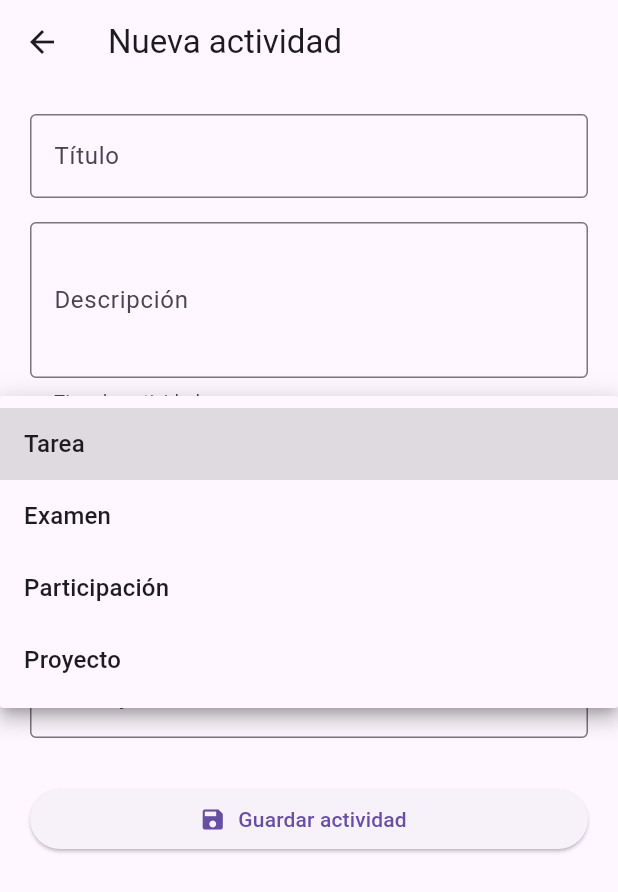
After one commit to kevinmz2/tesis_software, a Flutter app: the ActividadFormScreen screen opened directly, after a tap on "Tarea", on a phone screen of 412 x 824 dp. The commit adds this screen. Shown: the top 892 px of the screen. Run offline on Flutter 3.47's test engine with Material 3 defaults, Android fonts, the phone set to English and light mode, and no system bars; our stand-ins replace cloud_firestore, firebase_auth, firebase_core, hive, hive_flutter; accounts and stored records are empty.

Commit message:
cambios en actividades

```diff
--- /dev/null
+++ b/lib/features/docente/models/actividad_model.dart
@@ -0,0 +1,37 @@
+import 'package:hive/hive.dart';
+
+part 'actividad_model.g.dart';
+
+@HiveType(typeId: 7)
+class Actividad extends HiveObject {
+  @HiveField(0)
+  final String id;
+
+  @HiveField(1)
+  final String asignaturaId;
+
+  @HiveField(2)
+  final String titulo;
+
+  @HiveField(3)
+  final String descripcion;
+
+  @HiveField(4)
+  final String tipo; // tarea | examen | participacion | proyecto
+
+  @HiveField(5)
+  final String fecha;
+
+  @HiveField(6)
+  final double puntajeMaximo;
+
+  Actividad({
+    required this.id,
+    required this.asignaturaId,
+    required this.titulo,
+    required this.descripcion,
+    required this.tipo,
+    required this.fecha,
+    required this.puntajeMaximo,
+  });
+}
--- /dev/null
+++ b/lib/features/docente/screens/actividad_detail_screen.dart
@@ -0,0 +1,84 @@
+import 'package:flutter/material.dart';
+
+class ActividadDetailScreen extends StatelessWidget {
+  final Map<String, dynamic> actividad;
+
+  const ActividadDetailScreen({
+    super.key,
+    required this.actividad,
+  });
+
+  String _tipoTexto(String tipo) {
+    switch (tipo) {
+      case 'tarea':
+        return 'Tarea';
+      case 'examen':
+        return 'Examen';
+      case 'participacion':
+        return 'Participación';
+      case 'proyecto':
+        return 'Proyecto';
+      default:
+        return tipo;
+    }
+  }
+
+  @override
+  Widget build(BuildContext context) {
+    final titulo = (actividad['titulo'] ?? '').toString();
+    final descripcion = (actividad['descripcion'] ?? '').toString();
+    final tipo = _tipoTexto((actividad['tipo'] ?? '').toString());
+    final fecha = (actividad['fecha'] ?? '').toString();
+    final puntajeMaximo = (actividad['puntajeMaximo'] ?? '').toString();
+
+    return Scaffold(
+      appBar: AppBar(
+        title: const Text('Detalle de Actividad'),
+        leading: IconButton(
+          icon: const Icon(Icons.arrow_back),
+          onPressed: () => Navigator.pop(context),
+        ),
+      ),
+      body: Padding(
+        padding: const EdgeInsets.all(20),
+        child: Column(
+          crossAxisAlignment: CrossAxisAlignment.start,
+          children: [
+            _item('Título', titulo),
+            _item(
+              'Descripción',
+              descripcion.isEmpty ? 'Sin descripción' : descripcion,
+            ),
+            _item('Tipo', tipo),
+            _item('Fecha', fecha),
+            _item('Puntaje máximo', puntajeMaximo),
+          ],
+        ),
+      ),
+    );
+  }
+
+  Widget _item(String label, String value) {
+    return Padding(
+      padding: const EdgeInsets.only(bottom: 16),
+      child: Column(
+        crossAxisAlignment: CrossAxisAlignment.start,
+        children: [
+          Text(
+            label,
+            style: const TextStyle(
+              fontWeight: FontWeight.bold,
+              color: Colors.black54,
+            ),
+          ),
+          const SizedBox(height: 4),
+          Text(
+            value,
+            style: const TextStyle(fontSize: 16),
+          ),
+          const Divider(),
+        ],
+      ),
+    );
+  }
+}
--- /dev/null
+++ b/lib/features/docente/screens/actividad_form_screen.dart
@@ -0,0 +1,213 @@
+import 'package:flutter/material.dart';
+
+class ActividadFormScreen extends StatefulWidget {
+  final Map<String, dynamic>? actividad;
+
+  const ActividadFormScreen({
+    super.key,
+    this.actividad,
+  });
+
+  @override
+  State<ActividadFormScreen> createState() => _ActividadFormScreenState();
+}
+
+class _ActividadFormScreenState extends State<ActividadFormScreen> {
+  final _formKey = GlobalKey<FormState>();
+
+  final _tituloController = TextEditingController();
+  final _descripcionController = TextEditingController();
+  final _puntajeMaximoController = TextEditingController();
+
+  String _tipoSeleccionado = 'tarea';
+  DateTime _fechaSeleccionada = DateTime.now();
+
+  @override
+  void initState() {
+    super.initState();
+
+    if (widget.actividad != null) {
+      _tituloController.text = (widget.actividad!['titulo'] ?? '').toString();
+      _descripcionController.text =
+          (widget.actividad!['descripcion'] ?? '').toString();
+      _puntajeMaximoController.text =
+          (widget.actividad!['puntajeMaximo'] ?? '').toString();
+      _tipoSeleccionado = (widget.actividad!['tipo'] ?? 'tarea').toString();
+
+      final fechaTexto = (widget.actividad!['fecha'] ?? '').toString();
+      if (fechaTexto.isNotEmpty) {
+        try {
+          _fechaSeleccionada = DateTime.parse(fechaTexto);
+        } catch (_) {}
+      }
+    }
+  }
+
+  @override
+  void dispose() {
+    _tituloController.dispose();
+    _descripcionController.dispose();
+    _puntajeMaximoController.dispose();
+    super.dispose();
+  }
+
+  String _formatearFecha(DateTime fecha) {
+    final year = fecha.year.toString();
+    final month = fecha.month.toString().padLeft(2, '0');
+    final day = fecha.day.toString().padLeft(2, '0');
+    return '$year-$month-$day';
+  }
+
+  Future<void> _seleccionarFecha() async {
+    final picked = await showDatePicker(
+      context: context,
+      initialDate: _fechaSeleccionada,
+      firstDate: DateTime(2024),
+      lastDate: DateTime(2035),
+    );
+
+    if (picked != null) {
+      setState(() {
+        _fechaSeleccionada = picked;
+      });
+    }
+  }
+
+  void _guardar() {
+    if (!_formKey.currentState!.validate()) return;
+
+    final actividad = {
+      'titulo': _tituloController.text.trim(),
+      'descripcion': _descripcionController.text.trim(),
+      'tipo': _tipoSeleccionado,
+      'fecha': _formatearFecha(_fechaSeleccionada),
+      'puntajeMaximo':
+          double.parse(_puntajeMaximoController.text.trim()),
+    };
+
+    Navigator.pop(context, actividad);
+  }
+
+  @override
+  Widget build(BuildContext context) {
+    final fechaTexto = _formatearFecha(_fechaSeleccionada);
+
+    return Scaffold(
+      appBar: AppBar(
+        title: Text(
+          widget.actividad == null ? 'Nueva actividad' : 'Editar actividad',
+        ),
+      ),
+      body: SingleChildScrollView(
+        padding: const EdgeInsets.all(20),
+        child: Form(
+          key: _formKey,
+          child: Column(
+            children: [
+              TextFormField(
+                controller: _tituloController,
+                decoration: const InputDecoration(
+                  labelText: 'Título',
+                  border: OutlineInputBorder(),
+                ),
+                validator: (value) {
+                  if (value == null || value.trim().isEmpty) {
+                    return 'Ingrese el título';
+                  }
+                  return null;
+                },
+              ),
+              const SizedBox(height: 16),
+              TextFormField(
+                controller: _descripcionController,
+                maxLines: 3,
+                decoration: const InputDecoration(
+                  labelText: 'Descripción',
+                  border: OutlineInputBorder(),
+                ),
+              ),
+              const SizedBox(height: 16),
+              DropdownButtonFormField<String>(
+                initialValue: _tipoSeleccionado,
+                decoration: const InputDecoration(
+                  labelText: 'Tipo de actividad',
+                  border: OutlineInputBorder(),
+                ),
+                items: const [
+                  DropdownMenuItem(
+                    value: 'tarea',
+                    child: Text('Tarea'),
+                  ),
+                  DropdownMenuItem(
+                    value: 'examen',
+                    child: Text('Examen'),
+                  ),
+                  DropdownMenuItem(
+                    value: 'participacion',
+                    child: Text('Participación'),
+                  ),
+                  DropdownMenuItem(
+                    value: 'proyecto',
+                    child: Text('Proyecto'),
+                  ),
+                ],
+                onChanged: (value) {
+                  setState(() {
+                    _tipoSeleccionado = value ?? 'tarea';
+                  });
+                },
+              ),
+              const SizedBox(height: 16),
+              Card(
+                child: ListTile(
+                  title: const Text('Fecha'),
+                  subtitle: Text(fechaTexto),
+                  trailing: IconButton(
+                    icon: const Icon(Icons.calendar_month),
+                    onPressed: _seleccionarFecha,
+                  ),
+                ),
+              ),
+              const SizedBox(height: 16),
+              TextFormField(
+                controller: _puntajeMaximoController,
+                keyboardType:
+                    const TextInputType.numberWithOptions(decimal: true),
+                decoration: const InputDecoration(
+                  labelText: 'Puntaje máximo',
+                  border: OutlineInputBorder(),
+                  hintText: 'Ej: 10',
+                ),
+                validator: (value) {
+                  if (value == null || value.trim().isEmpty) {
+                    return 'Ingrese el puntaje máximo';
+                  }
+
+                  final numero = double.tryParse(value.trim());
+                  if (numero == null) {
+                    return 'Ingrese un número válido';
+                  }
+
+                  if (numero <= 0) {
+                    return 'Debe ser mayor a 0';
+                  }
+
+                  return null;
+                },
+              ),
+              const SizedBox(height: 30),
+              SizedBox(
+                width: double.infinity,
+                child: ElevatedButton.icon(
+                  onPressed: _guardar,
+                  icon: const Icon(Icons.save),
+                  label: const Text('Guardar actividad'),
+                ),
+              ),
+            ],
+          ),
+        ),
+      ),
+    );
+  }
+}
--- /dev/null
+++ b/lib/features/docente/screens/actividades_screen.dart
@@ -0,0 +1,221 @@
+import 'package:flutter/material.dart';
+import 'package:app_academica_offline/features/docente/models/actividad_model.dart';
+import 'package:app_academica_offline/features/docente/screens/actividad_form_screen.dart';
+import 'package:app_academica_offline/features/docente/screens/actividad_detail_screen.dart';
+import 'package:app_academica_offline/services/local/actividad_local_store.dart';
+
+class ActividadesScreen extends StatefulWidget {
+  final String asignaturaId;
+  final String nombreAsignatura;
+
+  const ActividadesScreen({
+    super.key,
+    required this.asignaturaId,
+    required this.nombreAsignatura,
+  });
+
+  @override
+  State<ActividadesScreen> createState() => _ActividadesScreenState();
+}
+
+class _ActividadesScreenState extends State<ActividadesScreen> {
+  final ActividadLocalStore _actividadStore = ActividadLocalStore();
+  List<Actividad> _actividades = [];
+
+  @override
+  void initState() {
+    super.initState();
+    _cargarActividades();
+  }
+
+  void _cargarActividades() {
+    setState(() {
+      _actividades = _actividadStore.getByAsignatura(widget.asignaturaId);
+      _actividades.sort((a, b) => b.fecha.compareTo(a.fecha));
+    });
+  }
+
+  Future<void> _nuevaActividad() async {
+    final data = await Navigator.push(
+      context,
+      MaterialPageRoute(
+        builder: (_) => const ActividadFormScreen(),
+      ),
+    );
+
+    if (data == null) return;
+
+    final actividad = Actividad(
+      id: DateTime.now().millisecondsSinceEpoch.toString(),
+      asignaturaId: widget.asignaturaId,
+      titulo: (data['titulo'] ?? '').toString(),
+      descripcion: (data['descripcion'] ?? '').toString(),
+      tipo: (data['tipo'] ?? 'tarea').toString(),
+      fecha: (data['fecha'] ?? '').toString(),
+      puntajeMaximo: (data['puntajeMaximo'] as num).toDouble(),
+    );
+
+    await _actividadStore.upsert(actividad);
+    _cargarActividades();
+  }
+
+  Future<void> _editarActividad(Actividad actual) async {
+    final data = await Navigator.push(
+      context,
+      MaterialPageRoute(
+        builder: (_) => ActividadFormScreen(
+          actividad: {
+            'titulo': actual.titulo,
+            'descripcion': actual.descripcion,
+            'tipo': actual.tipo,
+            'fecha': actual.fecha,
+            'puntajeMaximo': actual.puntajeMaximo,
+          },
+        ),
+      ),
+    );
+
+    if (data == null) return;
+
+    final actividadActualizada = Actividad(
+      id: actual.id,
+      asignaturaId: actual.asignaturaId,
+      titulo: (data['titulo'] ?? '').toString(),
+      descripcion: (data['descripcion'] ?? '').toString(),
+      tipo: (data['tipo'] ?? 'tarea').toString(),
+      fecha: (data['fecha'] ?? '').toString(),
+      puntajeMaximo: (data['puntajeMaximo'] as num).toDouble(),
+    );
+
+    await _actividadStore.upsert(actividadActualizada);
+    _cargarActividades();
+  }
+
+  Future<void> _eliminarActividad(Actividad actividad) async {
+    final confirmar = await showDialog<bool>(
+      context: context,
+      builder: (_) => AlertDialog(
+        title: const Text('Confirmación'),
+        content: const Text(
+          '¿Está seguro que desea eliminar esta actividad?',
+        ),
+        actions: [
+          TextButton(
+            onPressed: () => Navigator.pop(context, false),
+            child: const Text('NO'),
+          ),
+          ElevatedButton(
+            onPressed: () => Navigator.pop(context, true),
+            child: const Text('SÍ'),
+          ),
+        ],
+      ),
+    );
+
+    if (confirmar == true) {
+      await _actividadStore.delete(actividad.id);
+      _cargarActividades();
+    }
+  }
+
+  String _tipoTexto(String tipo) {
+    switch (tipo) {
+      case 'tarea':
+        return 'Tarea';
+      case 'examen':
+        return 'Examen';
+      case 'participacion':
+        return 'Participación';
+      case 'proyecto':
+        return 'Proyecto';
+      default:
+        return tipo;
+    }
+  }
+
+  Widget _estadoVacio() {
+    return const Center(
+      child: Column(
+        mainAxisSize: MainAxisSize.min,
+        children: [
+          Icon(Icons.assignment_outlined, size: 80, color: Colors.grey),
+          SizedBox(height: 16),
+          Text(
+            'No hay actividades registradas',
+            style: TextStyle(fontSize: 16),
+          ),
+          SizedBox(height: 8),
+          Text(
+            'Presione + para agregar una actividad',
+            style: TextStyle(color: Colors.black54),
+          ),
+        ],
+      ),
+    );
+  }
+
+  Widget _listaActividades() {
+    return ListView.builder(
+      padding: const EdgeInsets.all(16),
+      itemCount: _actividades.length,
+      itemBuilder: (context, index) {
+        final actividad = _actividades[index];
+
+        return Card(
+          margin: const EdgeInsets.only(bottom: 12),
+          child: ListTile(
+            leading: const Icon(Icons.assignment),
+            title: Text(actividad.titulo),
+            subtitle: Text(
+              '${_tipoTexto(actividad.tipo)} • ${actividad.fecha}\nPuntaje máximo: ${actividad.puntajeMaximo}',
+            ),
+            isThreeLine: true,
+            trailing: Row(
+              mainAxisSize: MainAxisSize.min,
+              children: [
+                IconButton(
+                  icon: const Icon(Icons.edit, color: Colors.deepPurple),
+                  onPressed: () => _editarActividad(actividad),
+                ),
+                IconButton(
+                  icon: const Icon(Icons.delete, color: Colors.red),
+                  onPressed: () => _eliminarActividad(actividad),
+                ),
+              ],
+            ),
+            onTap: () {
+              Navigator.push(
+                context,
+                MaterialPageRoute(
+                  builder: (_) => ActividadDetailScreen(
+                    actividad: {
+                      'titulo': actividad.titulo,
+                      'descripcion': actividad.descripcion,
+                      'tipo': actividad.tipo,
+                      'fecha': actividad.fecha,
+                      'puntajeMaximo': actividad.puntajeMaximo,
+                    },
+                  ),
+                ),
+              );
+            },
+          ),
+        );
+      },
+    );
+  }
+
+  @override
+  Widget build(BuildContext context) {
+    return Scaffold(
+      appBar: AppBar(
+        title: Text('Actividades - ${widget.nombreAsignatura}'),
+      ),
+      body: _actividades.isEmpty ? _estadoVacio() : _listaActividades(),
+      floatingActionButton: FloatingActionButton(
+        onPressed: _nuevaActividad,
+        child: const Icon(Icons.add),
+      ),
+    );
+  }
+}
--- /dev/null
+++ b/lib/services/local/actividad_local_store.dart
@@ -0,0 +1,33 @@
+import 'package:hive/hive.dart';
+import 'package:app_academica_offline/features/docente/models/actividad_model.dart';
+import 'local_db_service.dart';
+
+class ActividadLocalStore {
+  Box<Actividad> get _box => LocalDbService.actividadesBox();
+
+  List<Actividad> getAll() {
+    return _box.values.toList();
+  }
+
+  List<Actividad> getByAsignatura(String asignaturaId) {
+    return _box.values
+        .where((a) => a.asignaturaId == asignaturaId)
+        .toList();
+  }
+
+  Actividad? getById(String id) {
+    return _box.get(id);
+  }
+
+  Future<void> upsert(Actividad actividad) async {
+    await _box.put(actividad.id, actividad);
+  }
+
+  Future<void> delete(String id) async {
+    await _box.delete(id);
+  }
+
+  Future<void> clear() async {
+    await _box.clear();
+  }
+}
--- a/lib/services/local/local_db_service.dart
+++ b/lib/services/local/local_db_service.dart
@@ -6,6 +6,7 @@ import 'package:app_academica_offline/features/admin/models/institucion_model.da
 import 'package:app_academica_offline/features/docente/models/asignatura_model.dart';
 import 'package:app_academica_offline/features/docente/models/asistencia_model.dart';
 import 'package:app_academica_offline/features/docente/models/nota_model.dart';
+import 'package:app_academica_offline/features/docente/models/actividad_model.dart';
 import 'package:app_academica_offline/features/estudiantes/models/estudiante_model.dart';
 
 class LocalDbService {
@@ -15,6 +16,7 @@ class LocalDbService {
   static const String asistenciasBoxName = 'asistencias_box';
   static const String estudiantesBoxName = 'estudiantes_box';
   static const String notasBoxName = 'notas_box';
+  static const String actividadesBoxName = 'actividades_box';
 
   static Future<void> init() async {
     if (!Hive.isAdapterRegistered(1)) {
@@ -41,12 +43,17 @@ class LocalDbService {
       Hive.registerAdapter(NotaAdapter());
     }
 
+    if (!Hive.isAdapterRegistered(7)) {
+      Hive.registerAdapter(ActividadAdapter());
+    }
+
     await Hive.openBox<Docente>(docentesBoxName);
     await Hive.openBox<Asignatura>(asignaturasBoxName);
     await Hive.openBox<Institucion>(institucionesBoxName);
     await Hive.openBox<Asistencia>(asistenciasBoxName);
     await Hive.openBox<Estudiante>(estudiantesBoxName);
     await Hive.openBox<Nota>(notasBoxName);
+    await Hive.openBox<Actividad>(actividadesBoxName);
   }
 
   static Box<Docente> docentesBox() => Hive.box<Docente>(docentesBoxName);
@@ -64,4 +71,7 @@ class LocalDbService {
       Hive.box<Estudiante>(estudiantesBoxName);
 
   static Box<Nota> notasBox() => Hive.box<Nota>(notasBoxName);
+
+  static Box<Actividad> actividadesBox() =>
+      Hive.box<Actividad>(actividadesBoxName);
 }
```
Also changed, not shown: lib/features/docente/screens/asignatura_detail_screen.dart (+21 -11 lines), lib/features/docente/models/actividad_model.g.dart (added).
